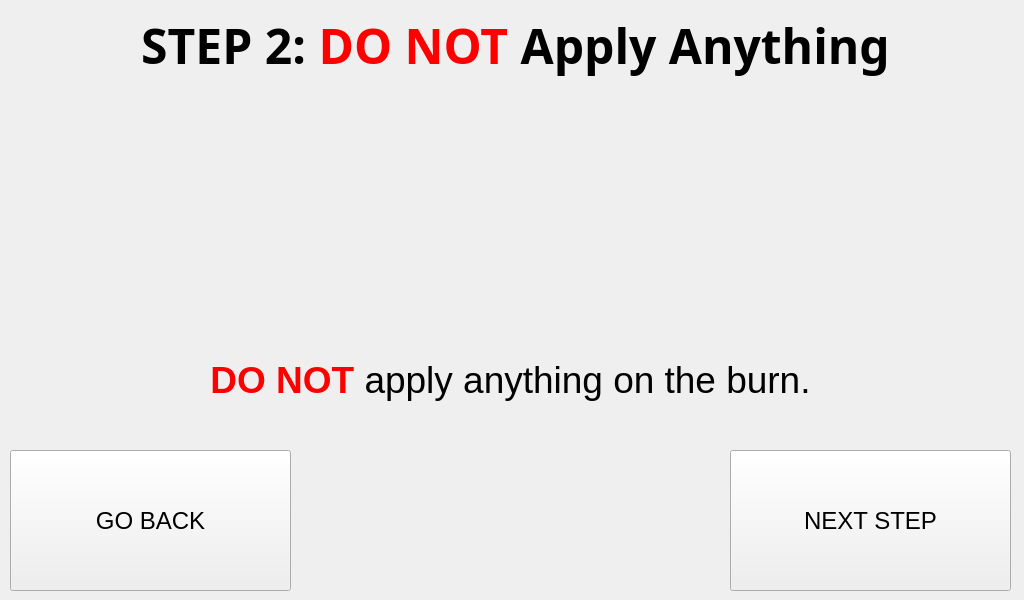
Pwersa/Medical-Cabinet, file RASPI/injuries/burns_step_2.ui: the form before one commit.
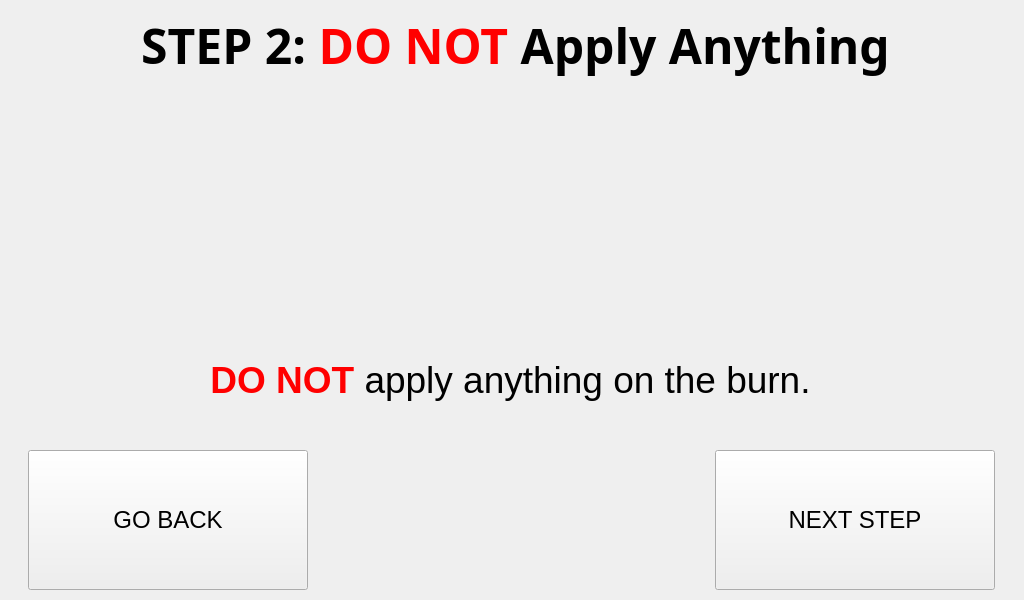
The form after the commit.

```diff
--- a/RASPI/injuries/burns_step_2.ui
+++ b/RASPI/injuries/burns_step_2.ui
@@ -110,12 +110,24 @@
    <widget class="QPushButton" name="next_step_button_2">
     <property name="geometry">
      <rect>
-      <x>730</x>
+      <x>715</x>
       <y>450</y>
-      <width>281</width>
-      <height>141</height>
+      <width>280</width>
+      <height>140</height>
      </rect>
     </property>
+    <property name="minimumSize">
+     <size>
+      <width>280</width>
+      <height>140</height>
+     </size>
+    </property>
+    <property name="maximumSize">
+     <size>
+      <width>280</width>
+      <height>140</height>
+     </size>
+    </property>
     <property name="font">
      <font>
       <pointsize>18</pointsize>
@@ -131,12 +143,24 @@
    <widget class="QPushButton" name="go_back_injury_type_2">
     <property name="geometry">
      <rect>
-      <x>10</x>
+      <x>28</x>
       <y>450</y>
-      <width>281</width>
-      <height>141</height>
+      <width>280</width>
+      <height>140</height>
      </rect>
     </property>
+    <property name="minimumSize">
+     <size>
+      <width>280</width>
+      <height>140</height>
+     </size>
+    </property>
+    <property name="maximumSize">
+     <size>
+      <width>280</width>
+      <height>140</height>
+     </size>
+    </property>
     <property name="font">
      <font>
       <pointsize>18</pointsize>
```
